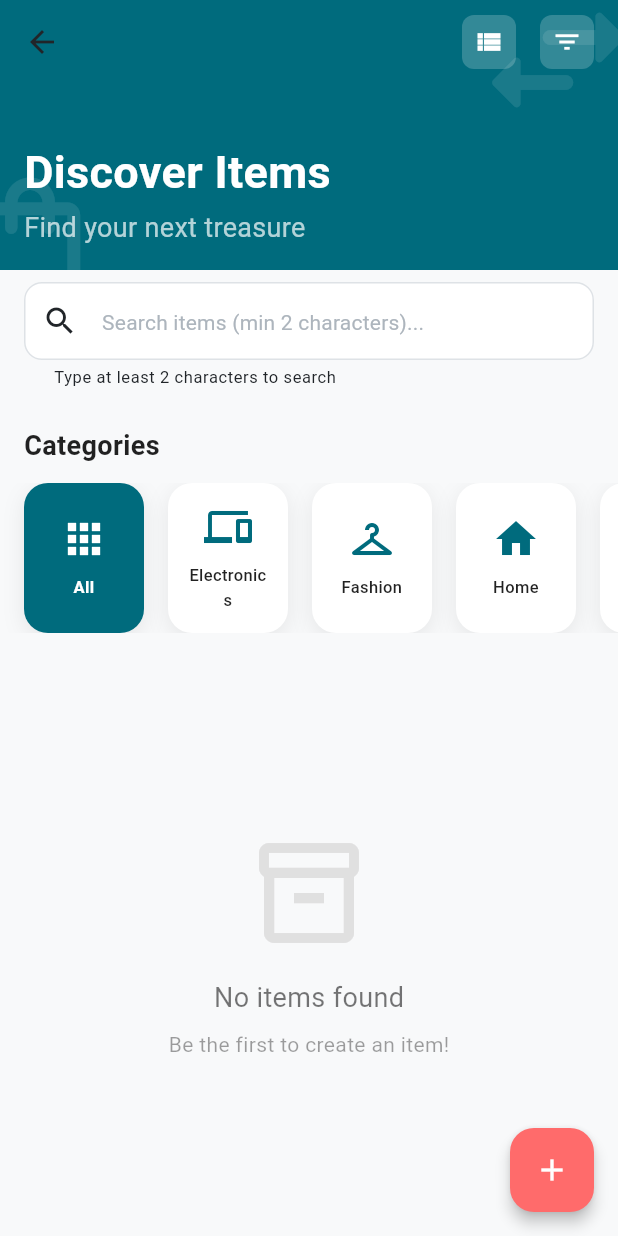
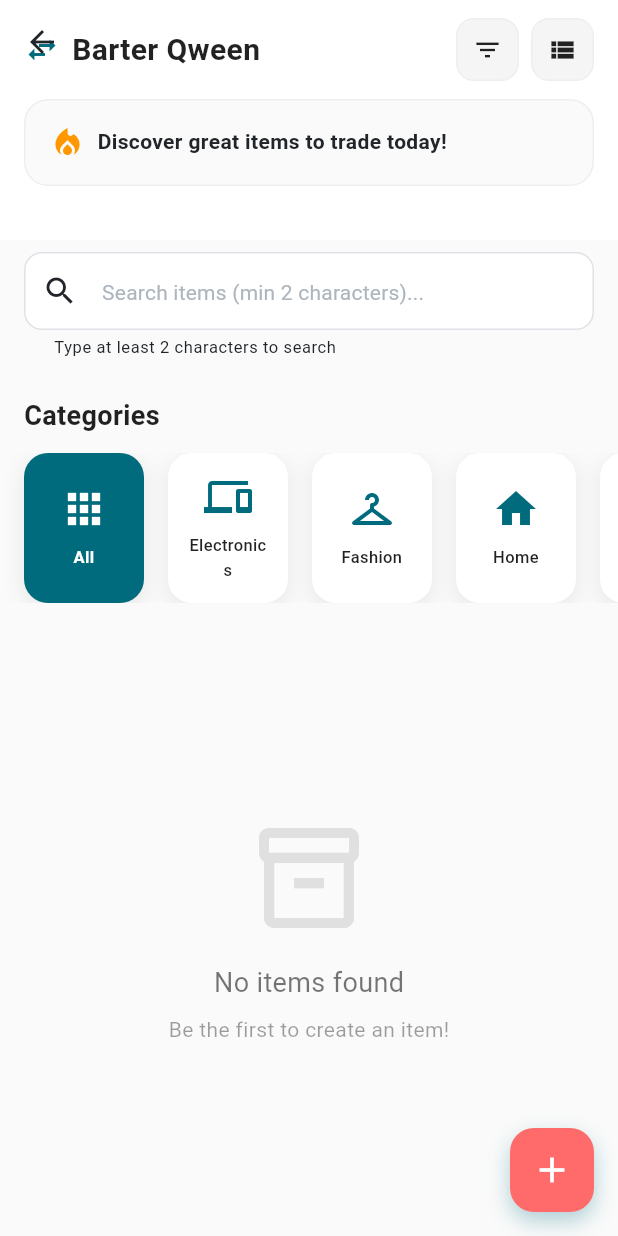
Before and after one commit to qween-code/barter-qween, a Flutter app: the ItemListPage screen opened directly, on a phone screen of 412 x 824 dp. Run offline on Flutter 3.47's test engine with Material 3 defaults, Android fonts, the phone set to English and light mode, and no system bars; our stand-ins replace cached_network_image, cloud_firestore, dartz, equatable, firebase_auth, firebase_core and 13 more; accounts and stored records are empty; Roboto replaces fonts that are missing (System).

Commit message:
Revert TradesPage to own TradeBloc to fix loading; redesign Home (ItemListPage) header and FAB with modern food-delivery style without changing color palette

```diff
--- a/lib/presentation/pages/items/item_list_page.dart
+++ b/lib/presentation/pages/items/item_list_page.dart
@@ -54,17 +54,28 @@ class _ItemListPageState extends State<ItemListPage> {
   @override
   Widget build(BuildContext context) {
     return Scaffold(
-      backgroundColor: const Color(0xFFF8F9FA),
+      backgroundColor: Colors.grey[50],
       body: CustomScrollView(
         controller: _scrollController,
         slivers: [
-          _buildAppBar(context),
+          _buildModernAppBar(context),
           _buildSearchBar(),
           _buildCategoryFilter(),
           _buildItemsList(),
         ],
       ),
-      floatingActionButton: FloatingActionButton(
+      floatingActionButton: Container(
+        decoration: BoxDecoration(
+          borderRadius: BorderRadius.circular(16),
+          boxShadow: [
+            BoxShadow(
+              color: Theme.of(context).primaryColor.withOpacity(0.3),
+              blurRadius: 12,
+              offset: const Offset(0, 6),
+            ),
+          ],
+        ),
+        child: FloatingActionButton(
           onPressed: () {
             Navigator.push(
               context,
@@ -77,115 +88,110 @@ class _ItemListPageState extends State<ItemListPage> {
             );
           },
           tooltip: 'Create Item',
-        child: const Icon(Icons.add),
+          elevation: 0,
+          child: const Icon(Icons.add, size: 28),
+        ),
       ),
     );
   }
 
-  Widget _buildAppBar(BuildContext context) {
+  Widget _buildModernAppBar(BuildContext context) {
     return SliverAppBar(
-      expandedHeight: 180,
+      expandedHeight: 160,
       floating: false,
       pinned: true,
       elevation: 0,
-      backgroundColor: Theme.of(context).primaryColor,
+      backgroundColor: Colors.white,
       flexibleSpace: FlexibleSpaceBar(
-        titlePadding: const EdgeInsets.only(left: 16, bottom: 16),
-        title: const Column(
-          mainAxisSize: MainAxisSize.min,
+        background: Container(
+          decoration: BoxDecoration(
+            color: Colors.white,
+            boxShadow: [
+              BoxShadow(
+                color: Colors.black.withOpacity(0.03),
+                blurRadius: 20,
+                offset: const Offset(0, 10),
+              ),
+            ],
+          ),
+          child: SafeArea(
+            child: Padding(
+              padding: const EdgeInsets.fromLTRB(16, 12, 16, 12),
+              child: Column(
                 crossAxisAlignment: CrossAxisAlignment.start,
                 children: [
-            Text(
-              'Discover Items',
+                  Row(
+                    mainAxisAlignment: MainAxisAlignment.spaceBetween,
+                    children: [
+                      Row(
+                        children: [
+                          Icon(Icons.swap_horiz, color: Theme.of(context).primaryColor),
+                          const SizedBox(width: 8),
+                          const Text(
+                            'Barter Qween',
                             style: TextStyle(
-                color: Colors.white,
                               fontSize: 20,
                               fontWeight: FontWeight.bold,
-              ),
-            ),
-            SizedBox(height: 2),
-            Text(
-              'Find your next treasure',
-              style: TextStyle(
-                color: Colors.white70,
-                fontSize: 12,
-                fontWeight: FontWeight.normal,
+                              color: Colors.black87,
                             ),
                           ),
                         ],
                       ),
-        background: Container(
-          decoration: BoxDecoration(
-            gradient: LinearGradient(
-              begin: Alignment.topLeft,
-              end: Alignment.bottomRight,
-              colors: [
-                Theme.of(context).primaryColor,
-                Theme.of(context).primaryColor.withOpacity(0.8),
+                      Row(
+                        children: [
+                          _buildIconButton(Icons.filter_list, onTap: _showFilterBottomSheet),
+                          const SizedBox(width: 8),
+                          _buildIconButton(
+                            _isGridView ? Icons.view_list : Icons.grid_view,
+                            onTap: () => setState(() => _isGridView = !_isGridView),
+                          ),
                         ],
                       ),
+                    ],
                   ),
-          child: Stack(
+                  const SizedBox(height: 12),
+                  Container(
+                    padding: const EdgeInsets.all(16),
+                    decoration: BoxDecoration(
+                      color: Colors.grey[50],
+                      borderRadius: BorderRadius.circular(16),
+                      border: Border.all(color: Colors.grey[200]!),
+                    ),
+                    child: const Row(
                       children: [
-              Positioned(
-                right: -20,
-                top: -20,
-                child: Icon(
-                  Icons.swap_horiz_rounded,
-                  size: 120,
-                  color: Colors.white.withOpacity(0.1),
+                        Icon(Icons.local_fire_department, color: Colors.orange),
+                        SizedBox(width: 8),
+                        Expanded(
+                          child: Text(
+                            'Discover great items to trade today!',
+                            style: TextStyle(fontSize: 14, fontWeight: FontWeight.w600),
                           ),
                         ),
-              Positioned(
-                left: -30,
-                bottom: -30,
-                child: Icon(
-                  Icons.shopping_bag_outlined,
-                  size: 100,
-                  color: Colors.white.withOpacity(0.1),
+                      ],
                     ),
                   ),
                 ],
               ),
             ),
           ),
-      actions: [
-        IconButton(
-          icon: Container(
-            padding: const EdgeInsets.all(8),
-            decoration: BoxDecoration(
-              color: Colors.white.withOpacity(0.2),
-              borderRadius: BorderRadius.circular(8),
-            ),
-            child: Icon(
-              _isGridView ? Icons.view_list : Icons.grid_view,
-              color: Colors.white,
-              size: 20,
         ),
       ),
-          onPressed: () {
-            setState(() {
-              _isGridView = !_isGridView;
-            });
-          },
+    );
+  }
+
+  Widget _buildIconButton(IconData icon, {required VoidCallback onTap}) {
+    return InkWell(
+      onTap: onTap,
+      borderRadius: BorderRadius.circular(12),
+      child: Container(
+        padding: const EdgeInsets.all(10),
+        decoration: BoxDecoration(
+          color: Colors.grey[100],
+          borderRadius: BorderRadius.circular(12),
+          border: Border.all(color: Colors.grey[200]!),
         ),
-        IconButton(
-          icon: Container(
-            padding: const EdgeInsets.all(8),
-            decoration: BoxDecoration(
-              color: Colors.white.withOpacity(0.2),
-              borderRadius: BorderRadius.circular(8),
+        child: Icon(icon, color: Colors.black87, size: 20),
       ),
-            child: const Icon(
-              Icons.filter_list,
-              color: Colors.white,
-              size: 20,
-            ),
-          ),
-          onPressed: _showFilterBottomSheet,
-        ),
-        const SizedBox(width: 8),
-      ],
     );
   }
 
--- a/lib/presentation/pages/trades/trades_page.dart
+++ b/lib/presentation/pages/trades/trades_page.dart
@@ -14,9 +14,10 @@ class TradesPage extends StatelessWidget {
 
   @override
   Widget build(BuildContext context) {
-    // Use the TradeBloc from the parent (Dashboard)
-    // Don't create a new instance
-    return const TradesPageView();
+    return BlocProvider(
+      create: (context) => getIt<TradeBloc>(),
+      child: const TradesPageView(),
+    );
   }
 }
 
```
Lines whose indentation alone changed are shown as unchanged.
